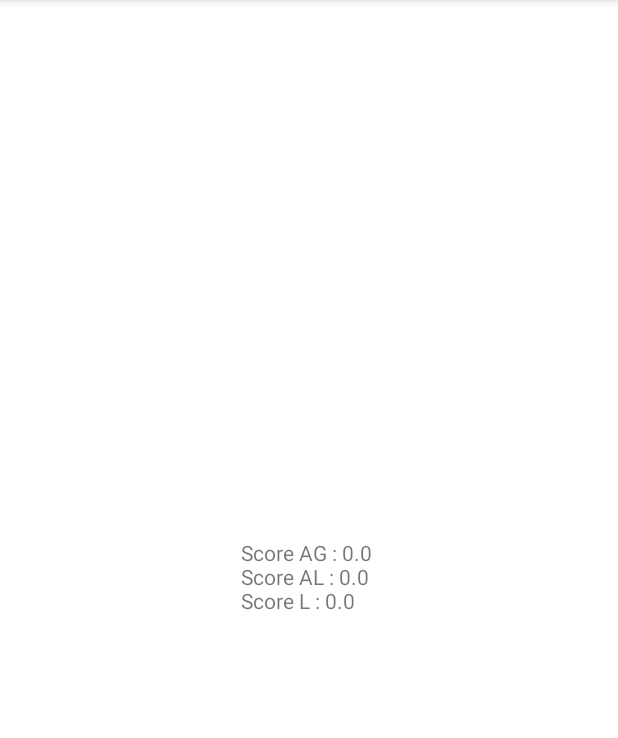
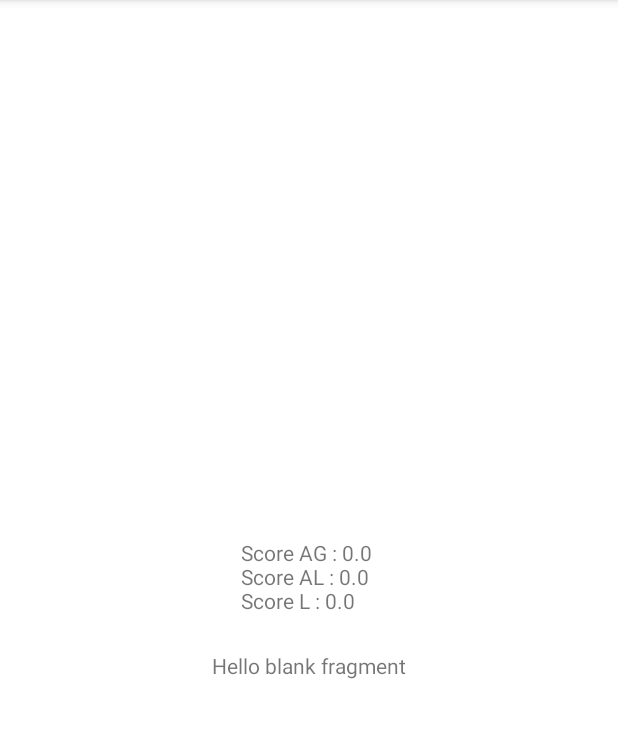
Before and after one commit to RayzxMx/fatique, an Android app: the fragment ShowScoreFragment shown on its own in the app's theme, on a phone screen of 412 x 824 dp, the part 84-822 px from its top. Run offline under Robolectric (Android 15) with nearby library versions, the light colour scheme and no system bars; our stand-ins replace Firebase (no records; nobody signed in at launch, a user with empty details on screens opened directly); Roboto replaces fonts that are not available here.

Commit message:
Sistem pakar WSM

```diff
--- a/app/src/main/java/id/ac/unib/fafiquedriving/ui/gallery/ShowScoreFragment.java
+++ b/app/src/main/java/id/ac/unib/fafiquedriving/ui/gallery/ShowScoreFragment.java
@@ -20,18 +20,29 @@ import android.widget.Button;
 import android.widget.RadioGroup;
 import android.widget.TextView;
 
+import com.google.android.material.snackbar.Snackbar;
+import com.google.firebase.database.DataSnapshot;
+import com.google.firebase.database.DatabaseError;
+import com.google.firebase.database.DatabaseReference;
+import com.google.firebase.database.FirebaseDatabase;
+import com.google.firebase.database.ValueEventListener;
+
+import org.w3c.dom.Text;
+
 import java.text.DecimalFormat;
 
 import id.ac.unib.fafiquedriving.R;
 import id.ac.unib.fafiquedriving.databinding.FragmentFatigueBinding;
 import id.ac.unib.fafiquedriving.databinding.FragmentShowScoreBinding;
+import id.ac.unib.fafiquedriving.login;
 
 
 public class ShowScoreFragment extends Fragment {
 
     private FragmentShowScoreBinding binding;
     private SharedPreferences sharedPreferences;
-    SharedPreferences.Editor editor;
+    FirebaseDatabase database = FirebaseDatabase.getInstance();
+    DatabaseReference myRef = database.getReference("nama_child_reference");
     public static ShowScoreFragment newInstance() {
         return new ShowScoreFragment();
     }
@@ -45,17 +56,43 @@ public class ShowScoreFragment extends Fragment {
         View root = binding.getRoot();
 
         sharedPreferences = getActivity().getSharedPreferences("scoreData", Context.MODE_PRIVATE);
-        editor = sharedPreferences.edit();
+        boolean AG = false;
+        boolean AL = false;
+        boolean L = false;
 
         String AGs = sharedPreferences.getString("AG", "0.0"); // Mendapatkan string
-        double AG = Double.parseDouble(AGs); // Mengonversi string ke double
+        double AGd = Double.parseDouble(AGs); // Mengonversi string ke double
         String ALs = sharedPreferences.getString("AL", "0.0"); // Mendapatkan string
-        double AL = Double.parseDouble(ALs); // Mengonversi string ke double
+        double ALd = Double.parseDouble(ALs); // Mengonversi string ke double
         String Ls = sharedPreferences.getString("L", "0.0"); // Mendapatkan string
-        double L = Double.parseDouble(Ls); // Mengonversi string ke double
+        double Ld = Double.parseDouble(Ls); // Mengonversi string ke double
+        sharedPreferences = getActivity().getSharedPreferences("MyAppPreferences", Context.MODE_PRIVATE);
+        int pengemudiId = sharedPreferences.getInt("pengemudi_id",0);
+
         TextView scoreTot = binding.showScore;
-        scoreTot.setText("Score AG : "+AG+" \nScore AL : "+AL+" \nScore L : "+L);
+        TextView recomText = binding.textRecomendasi;
+        scoreTot.setText("Score AG : "+AGd+" \nScore AL : "+ALd+" \nScore L : "+Ld);
 
+        //forward chaining
+        AG = AGd >= 0.55;
+        AL = ALd >= 0.55;
+        L = Ld >= 0.55;
+
+        if(AG && AL && L){
+            recomText.setText(R.string.AG_AL_L);
+        } else if (AG && AL) {
+            recomText.setText(R.string.AG_AL);
+        } else if (AG && L) {
+            recomText.setText(R.string.AG_L);
+        } else if (AL && L) {
+            recomText.setText(R.string.AL_L);
+        } else if (AG) {
+            recomText.setText(R.string.AG);
+        } else if (AL) {
+            recomText.setText(R.string.AL);
+        } else if (L) {
+            recomText.setText(R.string.L);
+        }
         return root;
     }
     @Override
@@ -63,4 +100,11 @@ public class ShowScoreFragment extends Fragment {
         super.onDestroyView();
         binding = null;
     }
+
+    public void save_data(int pengemudiId, double AGd, double ALd, double Ld){
+        Boolean AG = AGd >= 0.55;
+        Boolean AL = ALd >= 0.55;
+        Boolean L = Ld >= 0.55;
+
+    }
 }
--- a/app/src/main/res/layout/fragment_show_score.xml
+++ b/app/src/main/res/layout/fragment_show_score.xml
@@ -19,4 +19,14 @@
         app:layout_constraintStart_toStartOf="parent"
         app:layout_constraintTop_toTopOf="parent" />
 
+    <TextView
+        android:id="@+id/text_recomendasi"
+        android:layout_width="wrap_content"
+        android:layout_height="wrap_content"
+        android:layout_marginTop="24dp"
+        android:text="@string/hello_blank_fragment"
+        app:layout_constraintEnd_toEndOf="parent"
+        app:layout_constraintStart_toStartOf="parent"
+        app:layout_constraintTop_toBottomOf="@+id/show_score" />
+
 </androidx.constraintlayout.widget.ConstraintLayout>
--- a/app/src/main/res/values/strings.xml
+++ b/app/src/main/res/values/strings.xml
@@ -52,5 +52,12 @@
     <string name="mulai">Mulai</string>
     <string name="selesai">Selesai</string>
     <string name="tidak_mengemudi">Tidak Mengemudi</string>
+    <string name="AG_AL_L">Disarankan Untuk Beristirahat</string>
+    <string name="AG_AL">Hati-hati Dalam Mengemudi</string>
+    <string name="AG_L">Harap Beristirahat Terlebih Dahulu</string>
+    <string name="AL_L">Jika Anda Merasa Lelah, Silahkan Beristirahat Terlebih Dahulu</string>
+    <string name="AG">Hati-Hati Dalam Mengemudi, Jangan Terlalu Agresif</string>
+    <string name="AL">Kondisi Anda Normal, Tetap Berhati-hati Dalam Berkendara</string>
+    <string name="L">Disarankan Untuk Beristirahat</string>
 
 </resources>
```
